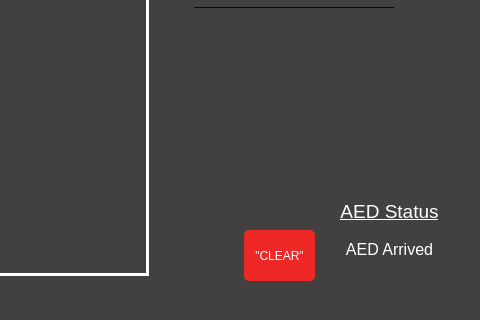
Old version of the form CPRGame/gamewindow.ui in the repository truongtrain/CPR-Trainer; both pictures show x 556 to 1036 and y 420 to 740 of the 1036 by 740 pixel window.
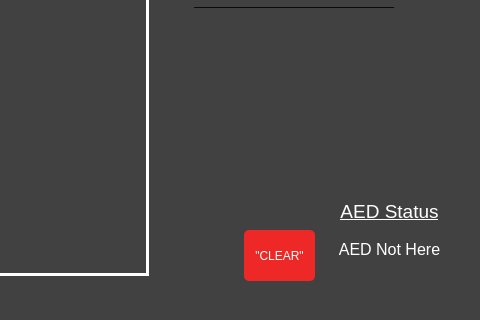
New version of the form. Icons and pictures are not drawn.

Commit message: GUI update to clear button and AED Status text

What changed in the file:
```diff
--- a/CPRGame/gamewindow.ui
+++ b/CPRGame/gamewindow.ui
@@ -482,7 +482,7 @@
 </string>
       </property>
       <property name="text">
-       <string>AED Arrived</string>
+       <string>AED Not Here</string>
       </property>
       <property name="alignment">
        <set>Qt::AlignHCenter|Qt::AlignTop</set>
```
The commit also changes 2 other files.
